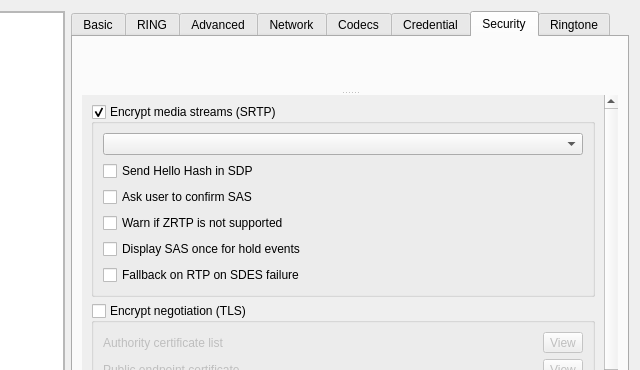
Above: src/conf/dlgaccountsbase.ui from KDE/ring-kde before the change; both pictures show x 204 to 844 and y 0 to 370 of the 844 by 622 pixel window. Below: the same form after it.
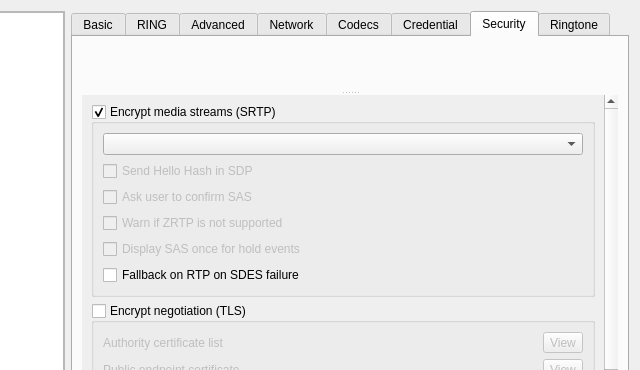
That is the form after the change. The open tabs and pages were chosen to show the change. Icons and pictures are not drawn. Custom widgets are drawn as their Qt base class.

Diff of the .ui file:
```diff
--- a/src/conf/dlgaccountsbase.ui
+++ b/src/conf/dlgaccountsbase.ui
@@ -1253,7 +1253,7 @@
               <property name="geometry">
                <rect>
                 <x>0</x>
-                <y>-258</y>
+                <y>0</y>
                 <width>537</width>
                 <height>900</height>
                </rect>
@@ -1280,6 +1280,9 @@
                   </item>
                   <item>
                    <widget class="QCheckBox" name="checkbox_ZTRP_send_hello">
+                    <property name="enabled">
+                     <bool>false</bool>
+                    </property>
                     <property name="text">
                      <string>Send Hello Hash in SDP</string>
                     </property>
@@ -1287,6 +1290,9 @@
                   </item>
                   <item>
                    <widget class="QCheckBox" name="checkbox_ZRTP_warn_supported">
+                    <property name="enabled">
+                     <bool>false</bool>
+                    </property>
                     <property name="text">
                      <string>Ask user to confirm SAS</string>
                     </property>
@@ -1294,6 +1300,9 @@
                   </item>
                   <item>
                    <widget class="QCheckBox" name="checkbox_ZRTP_Ask_user">
+                    <property name="enabled">
+                     <bool>false</bool>
+                    </property>
                     <property name="text">
                      <string>Warn if ZRTP is not supported</string>
                     </property>
@@ -1301,6 +1310,9 @@
                   </item>
                   <item>
                    <widget class="QCheckBox" name="checkbox_ZRTP_display_SAS">
+                    <property name="enabled">
+                     <bool>false</bool>
+                    </property>
                     <property name="text">
                      <string>Display SAS once for hold events</string>
                     </property>
```
Left out of the diff: 2 changed lines with no effect on the pictures.
